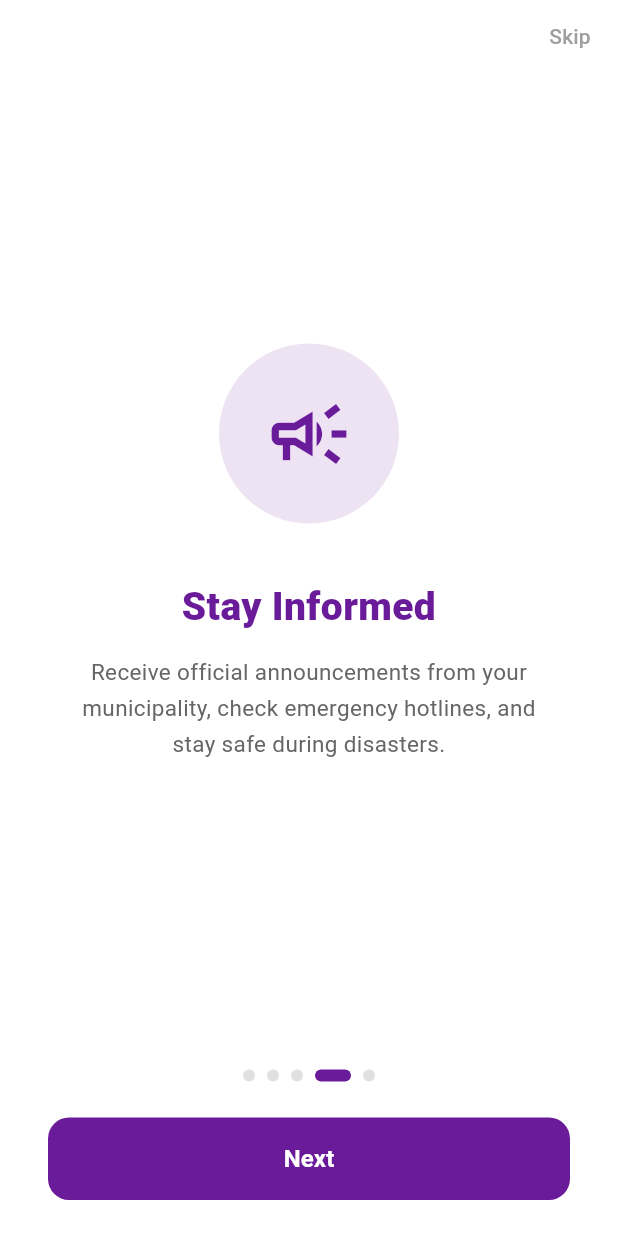
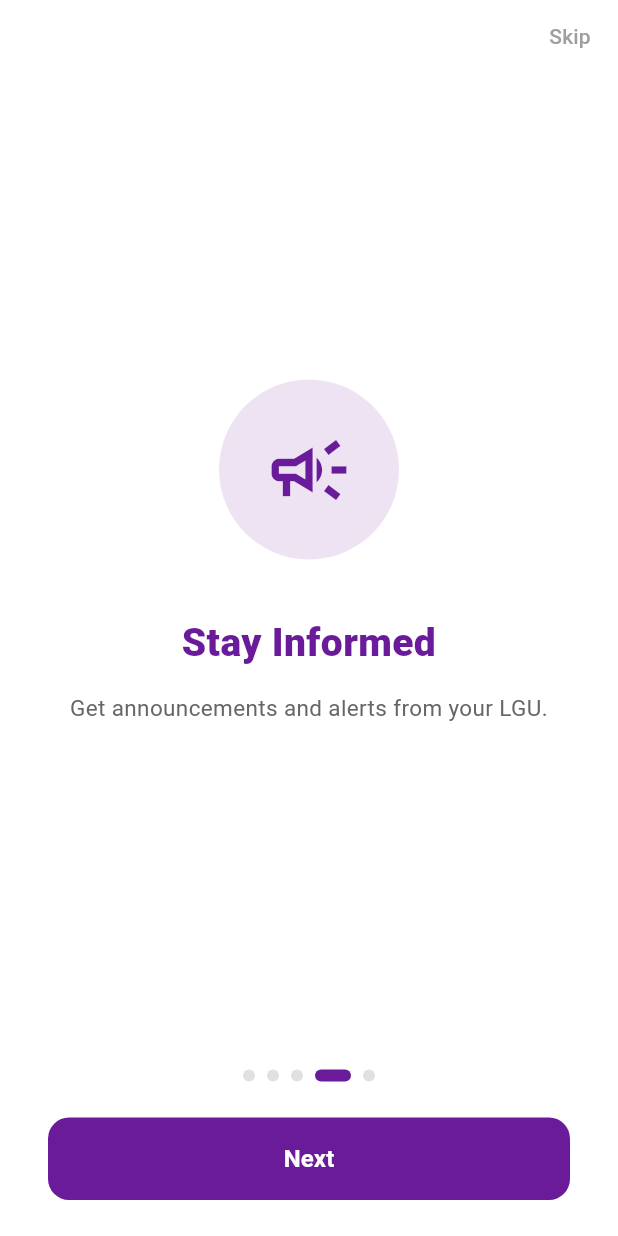
Before and after one commit to Project-Vizcaya/One-Vizcaya, a Flutter app: the screen it shows once a user with an empty profile is signed in, swiped to page 4, on a phone screen of 412 x 824 dp. Run offline on Flutter 3.47's test engine with Material 3 defaults, Android fonts, the phone set to English and light mode, and no system bars; our stand-ins replace app_links, cloud_firestore, firebase_auth, firebase_core, firebase_messaging, firebase_storage and 9 more; missing offline and left inert: firebase_app_check; accounts and stored records are empty; generated files the repository leaves out were written again.

Commit message:
Apply Tagalog translations to announcements, settings, emergency contacts, and onboarding screens
https://claude.ai/code/session_017kLuVimip9R4ubYctBT9qP

```diff
--- a/one_vizcaya/lib/presentation/screens/announcements_screen.dart
+++ b/one_vizcaya/lib/presentation/screens/announcements_screen.dart
@@ -2,6 +2,7 @@ import 'package:flutter/material.dart';
 import 'package:cloud_firestore/cloud_firestore.dart';
 import 'package:url_launcher/url_launcher.dart';
 import 'package:timeago/timeago.dart' as timeago;
+import '../../core/l10n/app_strings.dart';
 import '../state/municipality_state.dart';
 import '../../core/utils/toast_utils.dart';
 
@@ -64,7 +65,7 @@ class _AnnouncementsList extends StatelessWidget {
                 Icon(Icons.error_outline,
                     size: 48, color: Colors.red.shade300, semanticLabel: 'Error loading announcements'),
                 const SizedBox(height: 16),
-                Text('Failed to load announcements',
+                Text(AppStrings.get('failedLoad'),
                     style: TextStyle(color: Colors.grey.shade600)),
                 const SizedBox(height: 8),
                 Text(
@@ -94,13 +95,13 @@ class _AnnouncementsList extends StatelessWidget {
                     color: lguColor.withValues(alpha: 0.3),
                     semanticLabel: 'No announcements'),
                 const SizedBox(height: 16),
-                Text('No announcements yet',
+                Text(AppStrings.get('noAnnouncements'),
                     style: TextStyle(
                         fontSize: 18,
                         fontWeight: FontWeight.bold,
                         color: Colors.grey.shade600)),
                 const SizedBox(height: 8),
-                Text('Check back later for updates\nfrom your local government.',
+                Text(AppStrings.get('noAnnouncementsSubtitle'),
                     textAlign: TextAlign.center,
                     style: TextStyle(
                         fontSize: 13, color: Colors.grey.shade400)),
@@ -216,7 +217,7 @@ class _AnnouncementCard extends StatelessWidget {
                             ),
                             const SizedBox(width: 4),
                             Text(
-                              'URGENT',
+                              AppStrings.get('urgentBadge'),
                               style: TextStyle(
                                 fontSize: 10,
                                 fontWeight: FontWeight.bold,
@@ -316,7 +317,7 @@ class _AnnouncementCard extends StatelessWidget {
                           child: Text(
                             sourceLabel.isNotEmpty
                                 ? sourceLabel
-                                : 'View original post',
+                                : AppStrings.get('viewOriginalPost'),
                             style: TextStyle(
                               fontSize: 12,
                               color: lguColor,
--- a/one_vizcaya/lib/presentation/screens/app_settings_screen.dart
+++ b/one_vizcaya/lib/presentation/screens/app_settings_screen.dart
@@ -1,5 +1,6 @@
 import 'package:flutter/material.dart';
 import 'package:shared_preferences/shared_preferences.dart';
+import '../../core/l10n/app_strings.dart';
 import '../state/municipality_state.dart';
 import '../../core/constants/app_constants.dart';
 import '../../core/utils/toast_utils.dart';
@@ -70,8 +71,8 @@ class _AppSettingsScreenState extends State<AppSettingsScreen> {
                 _ToggleTile(
                   icon: Icons.notifications_outlined,
                   iconColor: const Color(0xFF7B1FA2),
-                  title: 'Push Notifications',
-                  subtitle: 'Get notified when your report status changes',
+                  title: AppStrings.get('pushNotifications'),
+                  subtitle: AppStrings.get('pushNotifSubtitle'),
                   value: _notificationsEnabled,
                   onChanged: (val) {
                     setState(() => _notificationsEnabled = val);
@@ -88,8 +89,8 @@ class _AppSettingsScreenState extends State<AppSettingsScreen> {
                 _ToggleTile(
                   icon: Icons.location_on_outlined,
                   iconColor: const Color(0xFF1565C0),
-                  title: 'Location Services',
-                  subtitle: 'Used for accurate weather and report geotagging',
+                  title: AppStrings.get('locationServices'),
+                  subtitle: AppStrings.get('locationSubtitle'),
                   value: _locationEnabled,
                   onChanged: (val) {
                     setState(() => _locationEnabled = val);
@@ -100,16 +101,16 @@ class _AppSettingsScreenState extends State<AppSettingsScreen> {
                 _NavigationTile(
                   icon: Icons.privacy_tip_outlined,
                   iconColor: const Color(0xFF2E7D32),
-                  title: 'Privacy Policy',
-                  subtitle: 'RA 10173 — Data Privacy Act of 2012',
+                  title: AppStrings.get('privacyPolicy'),
+                  subtitle: AppStrings.get('privacyPolicySubtitle'),
                   onTap: () => Navigator.of(context).pushNamed('/privacy'),
                 ),
                 _DividerLine(),
                 _NavigationTile(
                   icon: Icons.delete_outline,
                   iconColor: const Color(0xFFE53935),
-                  title: 'Delete My Account',
-                  subtitle: 'Request permanent data deletion',
+                  title: AppStrings.get('deleteAccount'),
+                  subtitle: AppStrings.get('deleteAccountSubtitle'),
                   onTap: () => _showDeleteAccountDialog(context),
                 ),
               ],
@@ -122,8 +123,8 @@ class _AppSettingsScreenState extends State<AppSettingsScreen> {
                 _ToggleTile(
                   icon: Icons.offline_bolt_outlined,
                   iconColor: const Color(0xFFE65100),
-                  title: 'Offline Mode',
-                  subtitle: 'Cache data for areas with weak connectivity',
+                  title: AppStrings.get('offlineModeLabel'),
+                  subtitle: AppStrings.get('offlineModeSubtitle'),
                   value: _offlineModeEnabled,
                   onChanged: (val) {
                     setState(() => _offlineModeEnabled = val);
@@ -134,8 +135,8 @@ class _AppSettingsScreenState extends State<AppSettingsScreen> {
                 _NavigationTile(
                   icon: Icons.cleaning_services_outlined,
                   iconColor: const Color(0xFF546E7A),
-                  title: 'Clear Cache',
-                  subtitle: 'Free up storage used by the app',
+                  title: AppStrings.get('clearCache'),
+                  subtitle: AppStrings.get('clearCacheSubtitle'),
                   onTap: () => _showClearCacheDialog(context),
                 ),
               ],
@@ -148,13 +149,13 @@ class _AppSettingsScreenState extends State<AppSettingsScreen> {
                 _DropdownTile(
                   icon: Icons.sort,
                   iconColor: const Color(0xFF00897B),
-                  title: 'Default Sort Order',
-                  subtitle: 'How your reports are listed by default',
+                  title: AppStrings.get('defaultSortOrder'),
+                  subtitle: AppStrings.get('sortSubtitle'),
                   value: _reportSortOrder,
-                  options: const [
-                    'Newest First',
-                    'Oldest First',
-                    'Highest Priority',
+                  options: [
+                    AppStrings.get('newestFirst'),
+                    AppStrings.get('oldestFirst'),
+                    AppStrings.get('highestPriority'),
                   ],
                   onChanged: (val) {
                     if (val != null) {
@@ -174,8 +175,8 @@ class _AppSettingsScreenState extends State<AppSettingsScreen> {
                 _ToggleTile(
                   icon: Icons.contrast,
                   iconColor: const Color(0xFF333333),
-                  title: 'High Contrast Mode',
-                  subtitle: 'Improve visibility for low-vision users',
+                  title: AppStrings.get('highContrast'),
+                  subtitle: AppStrings.get('highContrastSubtitle'),
                   value: _highContrastMode,
                   onChanged: (val) {
                     setState(() => _highContrastMode = val);
@@ -189,8 +190,8 @@ class _AppSettingsScreenState extends State<AppSettingsScreen> {
                 _DropdownTile(
                   icon: Icons.language,
                   iconColor: const Color(0xFF1565C0),
-                  title: 'Language',
-                  subtitle: 'Select your preferred language',
+                  title: AppStrings.get('language'),
+                  subtitle: AppStrings.get('languageSubtitle'),
                   value: _selectedLanguage,
                   options: const ['English', 'Tagalog'],
                   onChanged: (newValue) {
--- a/one_vizcaya/lib/presentation/screens/emergency_contacts_screen.dart
+++ b/one_vizcaya/lib/presentation/screens/emergency_contacts_screen.dart
@@ -1,5 +1,6 @@
 import 'package:flutter/material.dart';
 import 'package:url_launcher/url_launcher.dart';
+import '../../core/l10n/app_strings.dart';
 import '../../core/utils/toast_utils.dart';
 import '../state/municipality_state.dart';
 
@@ -297,14 +298,14 @@ class EmergencyContactsScreen extends StatelessWidget {
             // ── Local contacts ──
             if (localContacts.isNotEmpty) ...[
               _buildSectionHeader(
-                  '$activeMunicipalityName Local Contacts', activeLguColor),
+                  '$activeMunicipalityName ${AppStrings.get('localContacts')}', activeLguColor),
               ...localContacts.map(
                   (c) => _buildContactTile(c, activeLguColor, context)),
             ],
 
             // ── National / Provincial hotlines ──
             _buildSectionHeader(
-                'National & Provincial Hotlines', activeLguColor),
+                AppStrings.get('nationalHotlines'), activeLguColor),
             ..._nationalHotlines.map(
                 (c) => _buildContactTile(c, activeLguColor, context)),
           ],
--- a/one_vizcaya/lib/presentation/screens/onboarding_screen.dart
+++ b/one_vizcaya/lib/presentation/screens/onboarding_screen.dart
@@ -1,5 +1,6 @@
 import 'package:flutter/material.dart';
 import 'package:shared_preferences/shared_preferences.dart';
+import '../../core/l10n/app_strings.dart';
 import 'home_screen.dart';
 
 class OnboardingScreen extends StatefulWidget {
@@ -13,41 +14,36 @@ class _OnboardingScreenState extends State<OnboardingScreen> {
   final PageController _pageController = PageController();
   int _currentPage = 0;
 
-  static const List<_OnboardingPage> _pages = [
+  List<_OnboardingPage> get _pages => [
     _OnboardingPage(
       icon: Icons.location_city,
-      color: Color(0xFF1B5E20),
-      title: 'Welcome to One Vizcaya',
-      subtitle:
-          'Your direct connection to the Local Government Units of Nueva Vizcaya\'s 15 municipalities.',
+      color: const Color(0xFF1B5E20),
+      title: AppStrings.get('onboardTitle1'),
+      subtitle: AppStrings.get('onboardSub1'),
     ),
     _OnboardingPage(
       icon: Icons.report_problem_outlined,
-      color: Color(0xFFE65100),
-      title: 'Report Problems',
-      subtitle:
-          'Spot a road problem, flooding, or any community issue? Report it directly to your LGU — with photos and GPS location for faster action.',
+      color: const Color(0xFFE65100),
+      title: AppStrings.get('onboardTitle2'),
+      subtitle: AppStrings.get('onboardSub2'),
     ),
     _OnboardingPage(
       icon: Icons.track_changes,
-      color: Color(0xFF1565C0),
-      title: 'Track Your Reports',
-      subtitle:
-          'Follow the status of every report you submit. Get notified when your LGU marks it as Ongoing or Resolved.',
+      color: const Color(0xFF1565C0),
+      title: AppStrings.get('onboardTitle3'),
+      subtitle: AppStrings.get('onboardSub3'),
     ),
     _OnboardingPage(
       icon: Icons.campaign_outlined,
-      color: Color(0xFF6A1B9A),
-      title: 'Stay Informed',
-      subtitle:
-          'Receive official announcements from your municipality, check emergency hotlines, and stay safe during disasters.',
+      color: const Color(0xFF6A1B9A),
+      title: AppStrings.get('onboardTitle4'),
+      subtitle: AppStrings.get('onboardSub4'),
     ),
     _OnboardingPage(
       icon: Icons.check_circle_outline,
-      color: Color(0xFF2E7D32),
-      title: 'Ready to Go!',
-      subtitle:
-          'You\'re all set. Help build a better Nueva Vizcaya — one report at a time.',
+      color: const Color(0xFF2E7D32),
+      title: AppStrings.get('onboardTitle5'),
+      subtitle: AppStrings.get('onboardSub5'),
     ),
   ];
 
@@ -79,7 +75,7 @@ class _OnboardingScreenState extends State<OnboardingScreen> {
               child: TextButton(
                 onPressed: _completeOnboarding,
                 child:
-                    const Text('Skip', style: TextStyle(color: Colors.grey)),
+                    Text(AppStrings.get('skip'), style: const TextStyle(color: Colors.grey)),
               ),
             ),
             Expanded(
@@ -136,7 +132,7 @@ class _OnboardingScreenState extends State<OnboardingScreen> {
                               duration: const Duration(milliseconds: 350),
                               curve: Curves.easeInOut),
                       child: Text(
-                        isLast ? 'Get Started' : 'Next',
+                        isLast ? AppStrings.get('getStarted') : AppStrings.get('next'),
                         style: const TextStyle(
                             fontSize: 16, fontWeight: FontWeight.w700),
                       ),
```
